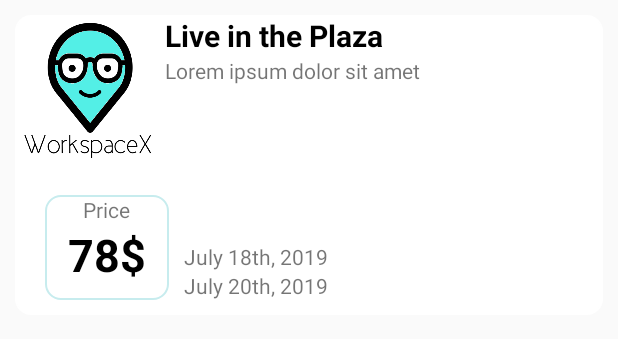
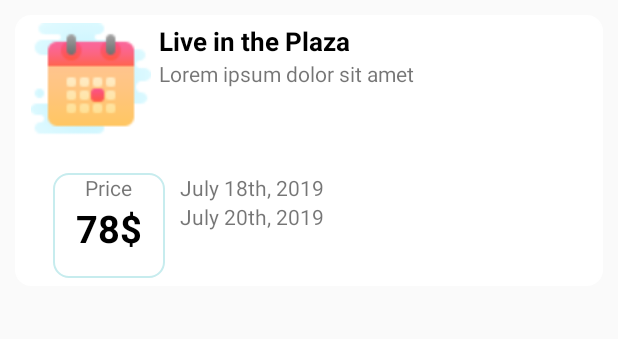
Before and after one commit to YomnaEldawy/workspacex-android, an Android app: the layout event_item.xml on its own in the app's theme, with its tools: preview values and no code run, on a phone screen of 412 x 824 dp. Shown: the top 339 px of the screen. Run offline under Robolectric (Android 15) with nearby library versions, the phone set to English and light mode, and no system bars.

```diff
--- a/app/src/main/res/layout/event_item.xml
+++ b/app/src/main/res/layout/event_item.xml
@@ -8,15 +8,17 @@
 
     <RelativeLayout
         android:layout_width="match_parent"
-        android:layout_height="200dp"
+        android:layout_height="wrap_content"
         android:background="@drawable/round_rectangle_small"
         android:backgroundTint="@color/colorWhite"
+        android:padding="5dp"
         >
         <ImageView
-            android:layout_width="100dp"
-            android:layout_height="100dp"
-            android:src="@drawable/logo"
+            android:layout_width="80dp"
+            android:layout_height="80dp"
+            android:src="@drawable/event"
             android:id="@+id/event_img"
+            android:layout_marginHorizontal="5dp"
             ></ImageView>
         <TextView
             android:id="@+id/event_name"
@@ -24,7 +26,7 @@
             android:layout_height="wrap_content"
             android:text="Live in the Plaza"
             android:textColor="#000"
-            android:textSize="20dp"
+            android:textSize="17dp"
             android:textStyle="bold"
             android:layout_toRightOf="@id/event_img"
             >
@@ -60,7 +62,7 @@
                 android:layout_height="wrap_content"
                 android:layout_below="@id/price_label"
                 android:layout_centerHorizontal="true"
-                android:textSize="30dp"
+                android:textSize="25dp"
                 android:textColor="#000"
                 android:textStyle="bold"
                 android:text="78$"
@@ -74,15 +76,15 @@
             android:id="@+id/start_date_tv"
             android:layout_toRightOf="@id/price_container_rl"
             android:layout_marginLeft="10dp"
-            android:layout_above="@id/end_date_tv"
             android:text="July 18th, 2019"
+            android:layout_alignBaseline="@+id/price_container_rl"
             ></TextView>
         <TextView
             android:layout_width="wrap_content"
             android:layout_height="wrap_content"
             android:id="@+id/end_date_tv"
             android:layout_toRightOf="@id/price_container_rl"
-            android:layout_alignBottom="@id/price_container_rl"
+            android:layout_below="@id/start_date_tv"
             android:layout_marginLeft="10dp"
             android:text="July 20th, 2019"
             ></TextView>
```
Also changed, not shown: app/src/main/java/com/example/workspacex/callbacks/ReviewCallback.java (added, +9 -0 lines), app/src/main/java/com/example/workspacex/endpoints/Reviews.java (+31 -0 lines), app/src/main/java/com/example/workspacex/ui/workspace/contents/ReviewsFragment.java (+36 -3 lines), app/src/main/res/layout/fragment_reviews.xml (+38 -0 lines), app/src/main/res/drawable/event.png (added), app/src/main/res/drawable/facebook_button.png (deleted), app/src/main/res/drawable/google_button.png (deleted).
